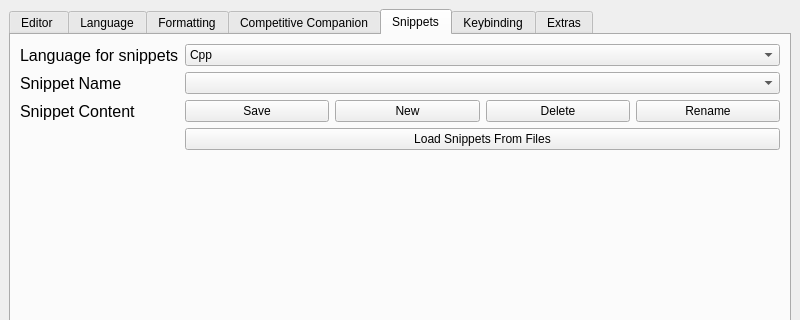
Qt form ui/preferencewindow.ui (cpeditor/cpeditor) before a commit; both pictures show x 0 to 800 and y 0 to 320 of the 800 by 600 pixel window.
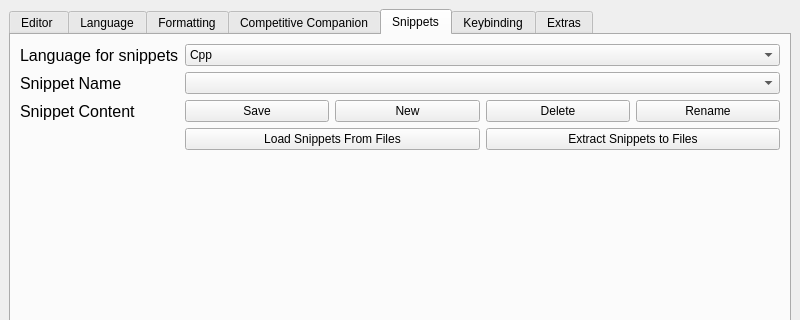
The same form after that commit. The open tabs and pages were chosen to show the change.

Commit message: feat(snippets): add extract snippets to files

Diff of the .ui file:
```diff
--- a/ui/preferencewindow.ui
+++ b/ui/preferencewindow.ui
@@ -635,11 +635,22 @@
              </layout>
             </item>
             <item row="3" column="1">
-             <widget class="QPushButton" name="load_snippets_from_file">
+             <layout class="QHBoxLayout" name="horizontalLayout_11">
+              <item>
+               <widget class="QPushButton" name="load_snippets_from_files">
               <property name="text">
                <string>Load Snippets From Files</string>
               </property>
              </widget>
+              </item>
+              <item>
+               <widget class="QPushButton" name="extract_snippets_to_files">
+                <property name="text">
+                 <string>Extract Snippets to Files</string>
+                </property>
+               </widget>
+              </item>
+             </layout>
             </item>
            </layout>
           </item>
```
Lines whose indentation alone changed are shown as unchanged. The commit also changes 2 other files.
